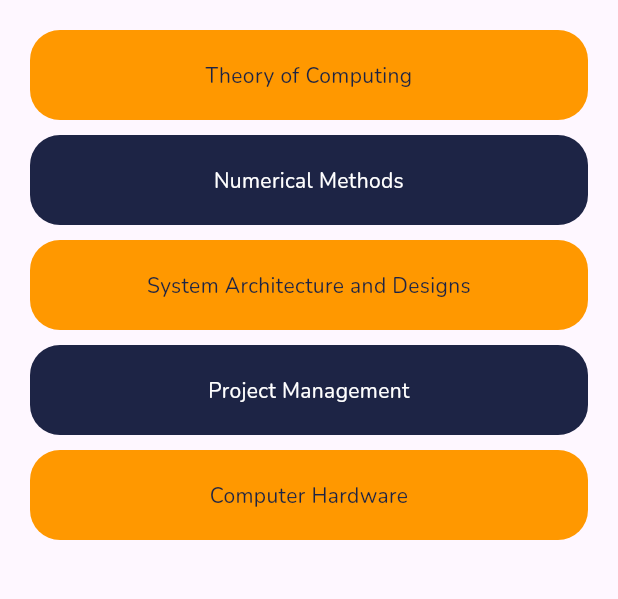
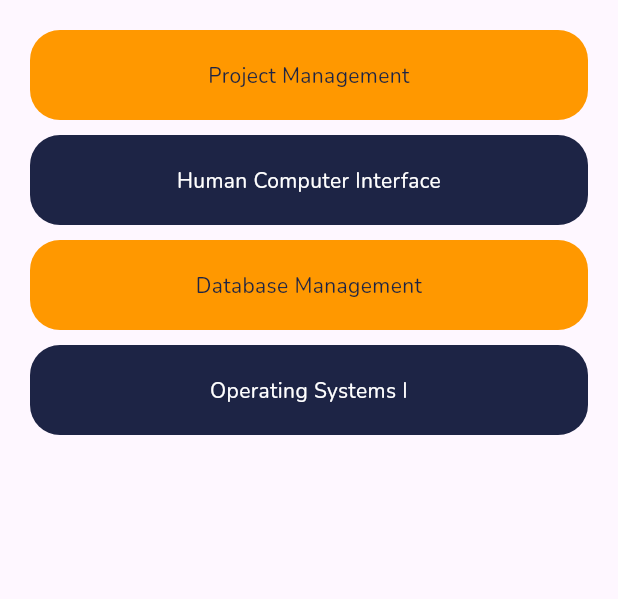
Before and after one commit to Chris-Eminence/inquire, a Flutter app: the Homepage screen opened directly, after a tap on "Past Questions", on a phone screen of 412 x 824 dp, the part 84-683 px from its top. Run offline on Flutter 3.47's test engine with Material 3 defaults, Android fonts, the phone set to English and light mode, and no system bars; our stand-ins replace google_fonts, smooth_page_indicator; network calls fail.

Commit message:
refactoring and connecting pages

```diff
--- a/lib/components/custom_colors.dart
+++ b/lib/components/custom_colors.dart
@@ -1,5 +1,5 @@
-
-
 import 'dart:ui';
+import 'package:flutter/material.dart';
 
 const Color primaryColor = Color(0xFF1D2445);
+const Color secondaryColor = Colors.orange;
--- a/lib/screens/courses_screen.dart
+++ b/lib/screens/add_question_pages/question_courses_screen.dart
@@ -1,16 +1,16 @@
 import 'package:flutter/material.dart';
 import 'package:google_fonts/google_fonts.dart';
-import 'package:inquire/screens/quiz_pages/past_questions.dart';
+import 'package:inquire/screens/add_question_pages/past_questions.dart';
 import 'package:inquire/widgets/home_screen_button.dart';
 
-class QuestionScreen extends StatefulWidget {
-  const QuestionScreen({super.key});
+class ListOfQuestionCourses extends StatefulWidget {
+  const ListOfQuestionCourses({super.key});
 
   @override
-  State<QuestionScreen> createState() => _QuestionScreenState();
+  State<ListOfQuestionCourses> createState() => _ListOfQuestionCoursesState();
 }
 
-class _QuestionScreenState extends State<QuestionScreen> {
+class _ListOfQuestionCoursesState extends State<ListOfQuestionCourses> {
   @override
   Widget build(BuildContext context) {
     return Scaffold(
@@ -25,20 +25,20 @@ class _QuestionScreenState extends State<QuestionScreen> {
             child: Column(
               children: [
                 HomepageButtons(
-                    buttonText: 'Theory of Computing',
+                    buttonText: 'Project Management',
                     buttonTextColor: Color(0xFF1D2445),
                     buttonColor: Colors.orange,
                     onPressed: () {
                       Navigator.push(
                           context,
                           MaterialPageRoute(
-                              builder: (context) => PastQuestionPage()));
+                              builder: (context) => ProjectManagementQuizPage()));
                     }),
                 const SizedBox(
                   height: 10,
                 ),
                 HomepageButtons(
-                    buttonText: 'Numerical Methods',
+                    buttonText: 'Human Computer Interface',
                     buttonTextColor: Colors.white,
                     buttonColor: Color(0xFF1D2445),
                     onPressed: () {}),
@@ -46,7 +46,7 @@ class _QuestionScreenState extends State<QuestionScreen> {
                   height: 10,
                 ),
                 HomepageButtons(
-                    buttonText: 'System Architecture and Designs',
+                    buttonText: 'Database Management',
                     buttonTextColor: Color(0xFF1D2445),
                     buttonColor: Colors.orange,
                     onPressed: () {}),
@@ -54,23 +54,14 @@ class _QuestionScreenState extends State<QuestionScreen> {
                   height: 10,
                 ),
                 HomepageButtons(
-                    buttonText: 'Project Management',
+                    buttonText: 'Operating Systems I',
                     buttonTextColor: Colors.white,
                     buttonColor: Color(0xFF1D2445),
                     onPressed: () {}),
                 const SizedBox(
                   height: 10,
                 ),
-                HomepageButtons(
-                    buttonText: 'Computer Hardware',
-                    buttonTextColor: Color(0xFF1D2445),
-                    buttonColor: Colors.orange,
-                    onPressed: () {}),
-                const SizedBox(
-                  height: 10,
-                ),
-
-              ],
+                             ],
             ),
           ),
         ));
--- /dev/null
+++ b/lib/screens/answer_pages/answer_courses_screen.dart
@@ -0,0 +1,69 @@
+import 'package:flutter/material.dart';
+import 'package:google_fonts/google_fonts.dart';
+import 'package:inquire/screens/add_question_pages/past_questions.dart';
+import 'package:inquire/widgets/home_screen_button.dart';
+
+class ListOfAnswerCourses extends StatefulWidget {
+  const ListOfAnswerCourses({super.key});
+
+  @override
+  State<ListOfAnswerCourses> createState() => _ListOfAnswerCoursesState();
+}
+
+class _ListOfAnswerCoursesState extends State<ListOfAnswerCourses> {
+  @override
+  Widget build(BuildContext context) {
+    return Scaffold(
+        appBar: AppBar(
+          backgroundColor: Color(0xFF1D2445),
+          title: Text('Which Course?',
+              style: GoogleFonts.nunito(color: Colors.white)),
+        ),
+        body: Container(
+          margin: EdgeInsets.all(20),
+          child: SingleChildScrollView(
+            child: Column(
+              children: [
+                HomepageButtons(
+                    buttonText: 'Project Management',
+                    buttonTextColor: Color(0xFF1D2445),
+                    buttonColor: Colors.orange,
+                    onPressed: () {
+                      Navigator.push(
+                          context,
+                          MaterialPageRoute(
+                              builder: (context) => ProjectManagementQuizPage()));
+                    }),
+                const SizedBox(
+                  height: 10,
+                ),
+                HomepageButtons(
+                    buttonText: 'Human Computer Interface',
+                    buttonTextColor: Colors.white,
+                    buttonColor: Color(0xFF1D2445),
+                    onPressed: () {}),
+                const SizedBox(
+                  height: 10,
+                ),
+                HomepageButtons(
+                    buttonText: 'Database Management',
+                    buttonTextColor: Color(0xFF1D2445),
+                    buttonColor: Colors.orange,
+                    onPressed: () {}),
+                const SizedBox(
+                  height: 10,
+                ),
+                HomepageButtons(
+                    buttonText: 'Operating Systems I',
+                    buttonTextColor: Colors.white,
+                    buttonColor: Color(0xFF1D2445),
+                    onPressed: () {}),
+                const SizedBox(
+                  height: 10,
+                ),
+                             ],
+            ),
+          ),
+        ));
+  }
+}
--- a/lib/screens/home_page.dart
+++ b/lib/screens/home_page.dart
@@ -1,7 +1,7 @@
 import 'package:flutter/material.dart';
 import 'package:google_fonts/google_fonts.dart';
-import 'package:inquire/add_questions_pages/add_questions.dart';
-import 'package:inquire/screens/courses_screen.dart';
+import 'package:inquire/add_questions_pages/project_management_question.dart';
+import 'package:inquire/screens/answer_pages/answer_courses_screen.dart';
 import 'package:inquire/widgets/home_screen_button.dart';
 
 class Homepage extends StatelessWidget {
@@ -71,7 +71,7 @@ class Homepage extends StatelessWidget {
                         Navigator.push(
                             context,
                             MaterialPageRoute(
-                                builder: (context) => const QuestionScreen()));
+                                builder: (context) => const ListOfAnswerCourses()));
                       },
                       buttonText: 'Past Questions',
                       buttonTextColor: const Color(0xFF1D2445),
```
Also changed, not shown: lib/add_questions_pages/add_questions.dart (deleted, +0 -139 lines), lib/add_questions_pages/project_management_question.dart (added, +205 -0 lines), lib/main.dart (+3 -4 lines), lib/screens/add_question_pages/past_questions.dart (renamed from lib/screens/quiz_pages/past_questions.dart, +5 -5 lines), lib/screens/add_question_pages/result_page.dart (renamed from lib/screens/quiz_pages/result_page.dart).
